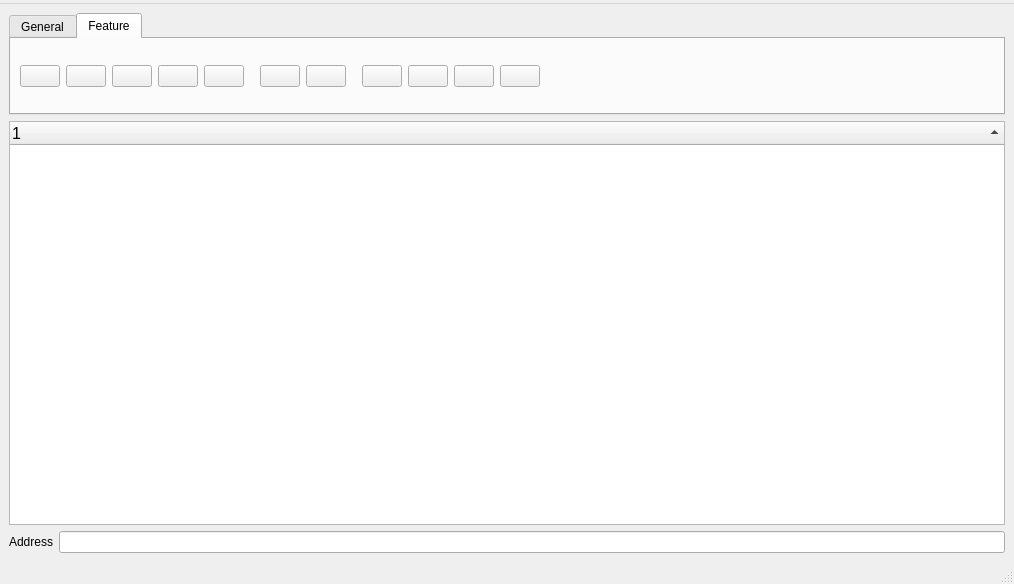
Old version of the form GUI/frmDataEditorGUI.ui in the repository myousefnezhad/easyfmri.
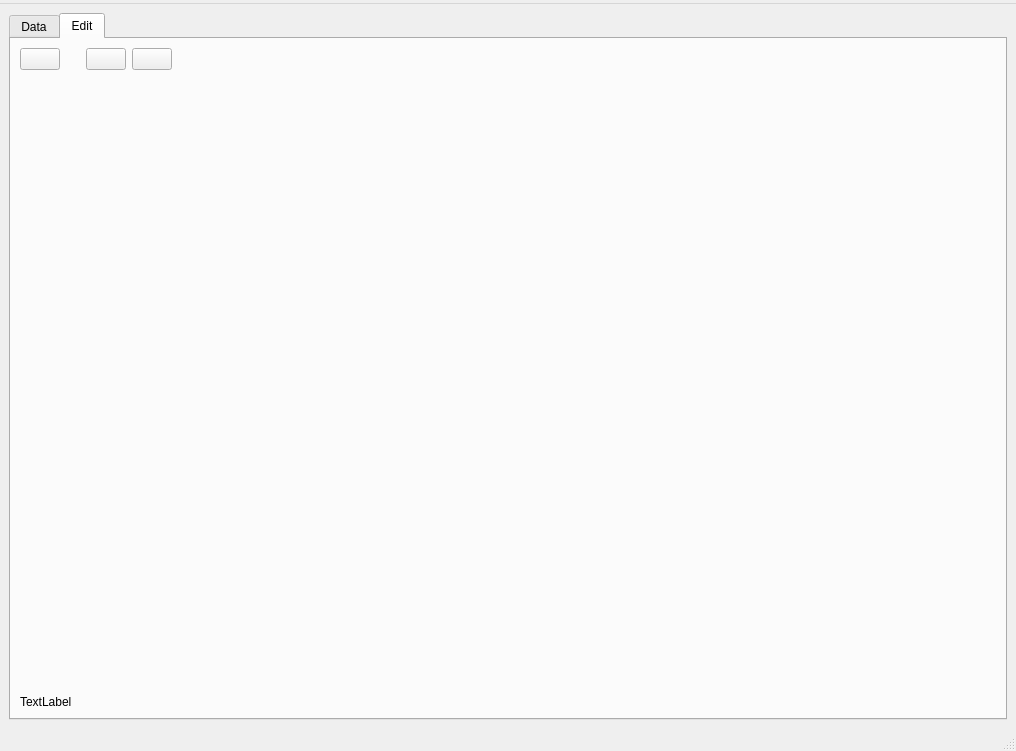
New version of the form. The open tabs and pages were chosen to show the change. Icons and pictures are not drawn.

```diff
--- a/GUI/frmDataEditorGUI.ui
+++ b/GUI/frmDataEditorGUI.ui
@@ -6,16 +6,24 @@
    <rect>
     <x>0</x>
     <y>0</y>
-    <width>1014</width>
-    <height>584</height>
+    <width>1016</width>
+    <height>751</height>
    </rect>
   </property>
   <property name="windowTitle">
    <string>MainWindow</string>
   </property>
   <widget class="QWidget" name="centralwidget">
-   <layout class="QHBoxLayout" name="horizontalLayout_3">
+   <layout class="QHBoxLayout" name="horizontalLayout_6">
     <item>
+     <widget class="QTabWidget" name="tabWidget2">
+      <property name="currentIndex">
+       <number>1</number>
+      </property>
+      <widget class="QWidget" name="tab_3">
+       <attribute name="title">
+        <string>Data</string>
+       </attribute>
      <layout class="QVBoxLayout" name="verticalLayout_2">
       <item>
        <widget class="QTabWidget" name="tabWidget">
@@ -671,6 +679,147 @@
        </layout>
       </item>
      </layout>
+      </widget>
+      <widget class="QWidget" name="tab_4">
+       <attribute name="title">
+        <string>Edit</string>
+       </attribute>
+       <layout class="QHBoxLayout" name="horizontalLayout_5">
+        <item>
+         <layout class="QVBoxLayout" name="verticalLayout_4">
+          <item>
+           <layout class="QHBoxLayout" name="horizontalLayout_3">
+            <item>
+             <widget class="QPushButton" name="btnRun">
+              <property name="sizePolicy">
+               <sizepolicy hsizetype="Fixed" vsizetype="Fixed">
+                <horstretch>0</horstretch>
+                <verstretch>0</verstretch>
+               </sizepolicy>
+              </property>
+              <property name="toolTip">
+               <string>Run Code</string>
+              </property>
+              <property name="text">
+               <string/>
+              </property>
+              <property name="icon">
+               <iconset resource="../icon.qrc">
+                <normaloff>:/icons/Icons/icons8-play-96.png</normaloff>:/icons/Icons/icons8-play-96.png</iconset>
+              </property>
+              <property name="iconSize">
+               <size>
+                <width>48</width>
+                <height>48</height>
+               </size>
+              </property>
+             </widget>
+            </item>
+            <item>
+             <spacer name="horizontalSpacer_6">
+              <property name="orientation">
+               <enum>Qt::Horizontal</enum>
+              </property>
+              <property name="sizeType">
+               <enum>QSizePolicy::Fixed</enum>
+              </property>
+              <property name="sizeHint" stdset="0">
+               <size>
+                <width>20</width>
+                <height>20</height>
+               </size>
+              </property>
+             </spacer>
+            </item>
+            <item>
+             <widget class="QPushButton" name="btnOpenCode">
+              <property name="sizePolicy">
+               <sizepolicy hsizetype="Fixed" vsizetype="Fixed">
+                <horstretch>0</horstretch>
+                <verstretch>0</verstretch>
+               </sizepolicy>
+              </property>
+              <property name="toolTip">
+               <string>Open Code File</string>
+              </property>
+              <property name="text">
+               <string/>
+              </property>
+              <property name="icon">
+               <iconset resource="../icon.qrc">
+                <normaloff>:/icons/Icons/icons8-opened-folder-96.png</normaloff>:/icons/Icons/icons8-opened-folder-96.png</iconset>
+              </property>
+              <property name="iconSize">
+               <size>
+                <width>48</width>
+                <height>48</height>
+               </size>
+              </property>
+             </widget>
+            </item>
+            <item>
+             <widget class="QPushButton" name="btnSaveCode">
+              <property name="sizePolicy">
+               <sizepolicy hsizetype="Fixed" vsizetype="Fixed">
+                <horstretch>0</horstretch>
+                <verstretch>0</verstretch>
+               </sizepolicy>
+              </property>
+              <property name="toolTip">
+               <string>Save Code File</string>
+              </property>
+              <property name="text">
+               <string/>
+              </property>
+              <property name="icon">
+               <iconset resource="../icon.qrc">
+                <normaloff>:/icons/Icons/icons8-save-96.png</normaloff>:/icons/Icons/icons8-save-96.png</iconset>
+              </property>
+              <property name="iconSize">
+               <size>
+                <width>48</width>
+                <height>48</height>
+               </size>
+              </property>
+             </widget>
+            </item>
+            <item>
+             <spacer name="horizontalSpacer_5">
+              <property name="orientation">
+               <enum>Qt::Horizontal</enum>
+              </property>
+              <property name="sizeHint" stdset="0">
+               <size>
+                <width>40</width>
+                <height>20</height>
+               </size>
+              </property>
+             </spacer>
+            </item>
+           </layout>
+          </item>
+          <item>
+           <widget class="QWidget" name="Code" native="true">
+            <property name="sizePolicy">
+             <sizepolicy hsizetype="MinimumExpanding" vsizetype="MinimumExpanding">
+              <horstretch>0</horstretch>
+              <verstretch>0</verstretch>
+             </sizepolicy>
+            </property>
+           </widget>
+          </item>
+          <item>
+           <widget class="QLabel" name="lblCodeFile">
+            <property name="text">
+             <string>TextLabel</string>
+            </property>
+           </widget>
+          </item>
+         </layout>
+        </item>
+       </layout>
+      </widget>
+     </widget>
     </item>
    </layout>
   </widget>
@@ -679,7 +828,7 @@
     <rect>
      <x>0</x>
      <y>0</y>
-     <width>1014</width>
+     <width>1016</width>
      <height>21</height>
     </rect>
    </property>
```
Left out of the diff: 2 changed lines with no effect on the pictures. Lines whose indentation alone changed are shown as unchanged.
